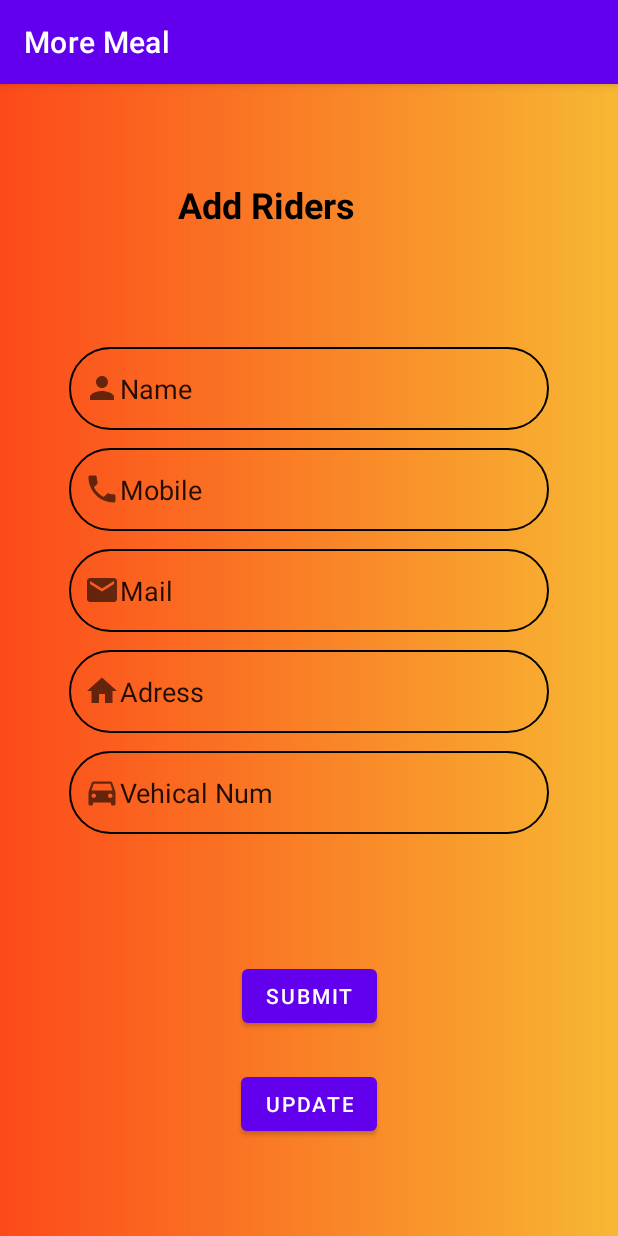
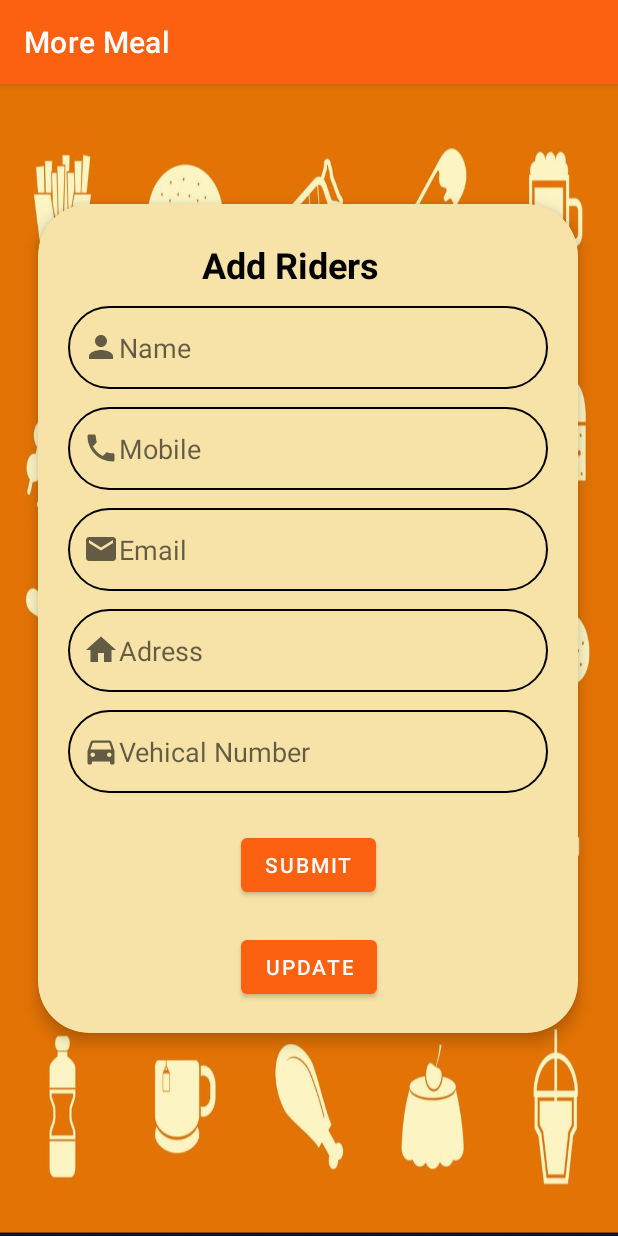
Before and after one commit to nethmaGallage/More-Meal-Food-Ordering-App, an Android app: the AddRiders screen opened directly, with no data from a screen before it, on a phone screen of 412 x 824 dp. Run offline under Robolectric (Android 15) with nearby library versions, the phone set to English and light mode, and no system bars; our stand-ins replace Firebase (no records; nobody signed in at launch, a user with empty details on screens opened directly).

Commit message:
Heshan's Mobile App Project 2021/05/07

```diff
--- a/app/build.gradle
+++ b/app/build.gradle
@@ -1,5 +1,6 @@
 plugins {
     id 'com.android.application'
+    id 'com.google.gms.google-services'
 }
 
 android {
@@ -33,6 +34,7 @@ dependencies {
     implementation 'androidx.appcompat:appcompat:1.2.0'
     implementation 'com.google.android.material:material:1.3.0'
     implementation 'androidx.constraintlayout:constraintlayout:2.0.4'
+    implementation 'com.google.firebase:firebase-database:19.7.0'
     testImplementation 'junit:junit:4.+'
     androidTestImplementation 'androidx.test.ext:junit:1.1.2'
     androidTestImplementation 'androidx.test.espresso:espresso-core:3.3.0'
--- a/app/src/main/java/com/example/moremeal/AddRiders.java
+++ b/app/src/main/java/com/example/moremeal/AddRiders.java
@@ -2,13 +2,82 @@ package com.example.moremeal;
 
 import androidx.appcompat.app.AppCompatActivity;
 
+import android.annotation.SuppressLint;
+import android.content.Intent;
 import android.os.Bundle;
+import android.text.TextUtils;
+import android.view.View;
+import android.widget.Button;
+import android.widget.EditText;
+import android.widget.Toast;
+
+import com.google.android.material.textfield.TextInputLayout;
+import com.google.firebase.FirebaseApp;
+import com.google.firebase.database.DatabaseReference;
+import com.google.firebase.database.FirebaseDatabase;
 
 public class AddRiders extends AppCompatActivity {
+
+    //variables
+    EditText name, mobile ,email, address, vehNumber;
+    Button subBtn , UpdBtn;
+
+    DatabaseReference reference;
+    AddRiderdb Ri;
+
 
     @Override
     protected void onCreate(Bundle savedInstanceState) {
         super.onCreate(savedInstanceState);
         setContentView(R.layout.activity_add_riders);
+
+        name = findViewById(R.id.txtName);
+        mobile = findViewById(R.id.txtMobile);
+        email =findViewById(R.id.txtEmail);
+        address=findViewById(R.id.txtAdress);
+        vehNumber = findViewById(R.id.txtVehicle);
+        subBtn = findViewById(R.id.btnSubmit);
+
+        Ri = new AddRiderdb();
+
+        subBtn.setOnClickListener(new View.OnClickListener() {
+
+            @Override
+            public void onClick(View v) {
+                //intent
+
+                reference = FirebaseDatabase.getInstance().getReference().child("AddRiders");
+
+
+                    if (TextUtils.isEmpty(name.getText().toString()))
+                        Toast.makeText(getApplicationContext(),  "Please enter the Name " , Toast.LENGTH_SHORT).show();
+                    else if (TextUtils.isEmpty(mobile.getText().toString()))
+                        Toast.makeText(getApplicationContext(), "Please enter the Mobile " , Toast.LENGTH_SHORT).show();
+                    else if (TextUtils.isEmpty(email.getText().toString()))
+                        Toast.makeText(getApplicationContext(), "Please enter the " , Toast.LENGTH_SHORT).show();
+                    else if (TextUtils.isEmpty(address.getText().toString()))
+                        Toast.makeText(getApplicationContext(),  "Please enter the " , Toast.LENGTH_SHORT).show();
+                    else if (TextUtils.isEmpty(vehNumber.getText().toString()))
+                        Toast.makeText(getApplicationContext(),  "Please enter the " , Toast.LENGTH_SHORT).show();
+                    else {
+
+
+                        Ri.setName(name.getText().toString().trim());
+                        Ri.setAddress(address.getText().toString().trim());
+                        Ri.setEmail(email.getText().toString().trim());
+                        Ri.setVehicleNum(vehNumber.getText().toString().trim());
+                        Ri.setMobile(mobile.getText().toString().trim());
+
+                        reference.push().setValue(Ri);
+                        Toast.makeText(getApplicationContext(), "Added Successfull!..", Toast.LENGTH_SHORT).show();
+
+                        /// intent start
+                        Intent h= new Intent(getApplicationContext(),AddRiderTable.class);
+                        startActivity(h);
+                    }
+            }
+
+            });
+
     }
 }
--- a/app/src/main/res/drawable/btn.xml
+++ b/app/src/main/res/drawable/btn.xml
@@ -1,8 +1,10 @@
 <?xml version="1.0" encoding="utf-8"?>
 <shape xmlns:android="http://schemas.android.com/apk/res/android" android:shape="rectangle">
 
-        <stroke android:color="@color/black" android:width="10dp"></stroke>
-        <corners android:radius="10dp"></corners>
+        <stroke android:color="@color/black" android:width="4dp"></stroke>
+        <corners android:radius="20dp"></corners>
+        <gradient android:centerColor="@color/black"></gradient>
+
 
 
 
--- a/app/src/main/res/layout/activity_add_riders.xml
+++ b/app/src/main/res/layout/activity_add_riders.xml
@@ -4,124 +4,149 @@
     xmlns:tools="http://schemas.android.com/tools"
     android:layout_width="match_parent"
     android:layout_height="match_parent"
-    android:background="@drawable/background"
+    android:background="@drawable/back"
     tools:context=".AddRiders">
+
+
+    <androidx.cardview.widget.CardView
+        android:id="@+id/cardView"
+        android:layout_width="wrap_content"
+        android:layout_height="wrap_content"
+        android:layout_marginLeft="25dp"
+        android:layout_marginTop="80dp"
+        app:cardBackgroundColor="@color/yellow"
+        app:cardCornerRadius="34dp"
+        app:cardElevation="6dp"
+        app:layout_constraintStart_toStartOf="parent"
+        app:layout_constraintTop_toTopOf="parent">
+
+        <androidx.constraintlayout.widget.ConstraintLayout
+            android:layout_width="match_parent"
+            android:layout_height="match_parent"
+            android:padding="20dp">
+
 
             <TextView
                 android:id="@+id/txtRider"
-        android:layout_width="175dp"
-        android:layout_height="71dp"
-        android:layout_marginTop="64dp"
+                android:layout_width="171dp"
+                android:layout_height="44dp"
+                android:layout_marginTop="4dp"
                 android:text="Add Riders"
                 android:textColor="@color/black"
                 android:textSize="24sp"
                 android:textStyle="bold"
                 app:layout_constraintEnd_toEndOf="parent"
+                app:layout_constraintHorizontal_bias="0.6"
                 app:layout_constraintStart_toStartOf="parent"
                 app:layout_constraintTop_toTopOf="parent" />
 
             <EditText
-        android:id="@+id/editTextTextPersonName"
+                android:id="@+id/txtName"
                 android:layout_width="320dp"
                 android:layout_height="55dp"
-        android:layout_marginTop="40dp"
                 android:background="@drawable/button"
                 android:drawableLeft="@drawable/ic_baseline_person_24"
                 android:ems="10"
+                android:hint="Name"
                 android:inputType="textPersonName"
                 android:padding="10dp"
                 android:paddingLeft="20dp"
-        android:text="Name"
                 android:textSize="18sp"
                 app:layout_constraintEnd_toEndOf="parent"
+                app:layout_constraintHorizontal_bias="1.0"
                 app:layout_constraintStart_toStartOf="parent"
                 app:layout_constraintTop_toBottomOf="@+id/txtRider" />
 
             <EditText
-        android:id="@+id/editTextTextPersonName2"
+                android:id="@+id/txtMobile"
                 android:layout_width="320dp"
                 android:layout_height="55dp"
                 android:layout_marginTop="12dp"
                 android:background="@drawable/button"
                 android:drawableLeft="@drawable/ic_baseline_phone_24"
                 android:ems="10"
+                android:hint="Mobile"
                 android:inputType="textPersonName"
                 android:padding="10dp"
                 android:paddingLeft="0dp"
-        android:text="Mobile"
                 android:textSize="18sp"
                 app:layout_constraintEnd_toEndOf="parent"
                 app:layout_constraintStart_toStartOf="parent"
-        app:layout_constraintTop_toBottomOf="@+id/editTextTextPersonName" />
+                app:layout_constraintTop_toBottomOf="@+id/txtName" />
 
             <EditText
-        android:id="@+id/editTextTextPersonName3"
+                android:id="@+id/txtVehicle"
                 android:layout_width="320dp"
                 android:layout_height="55dp"
                 android:layout_marginTop="12dp"
                 android:background="@drawable/button"
                 android:drawableLeft="@drawable/ic_baseline_directions_car_24"
                 android:ems="10"
+                android:hint="Vehical Number"
                 android:inputType="textPersonName"
                 android:padding="10dp"
                 android:paddingLeft="0dp"
-        android:text="Vehical Num"
                 android:textSize="18sp"
                 app:layout_constraintEnd_toEndOf="parent"
                 app:layout_constraintStart_toStartOf="parent"
-        app:layout_constraintTop_toBottomOf="@+id/editTextTextPersonName5" />
+                app:layout_constraintTop_toBottomOf="@+id/txtAdress" />
 
             <EditText
-        android:id="@+id/editTextTextPersonName4"
+                android:id="@+id/txtEmail"
                 android:layout_width="320dp"
                 android:layout_height="55dp"
                 android:layout_marginTop="12dp"
                 android:background="@drawable/button"
                 android:drawableLeft="@drawable/ic_baseline_email_24"
                 android:ems="10"
+                android:hint="Email"
                 android:inputType="textPersonName"
                 android:padding="10dp"
                 android:paddingLeft="0dp"
-        android:text="Mail"
                 android:textSize="18sp"
                 app:layout_constraintEnd_toEndOf="parent"
                 app:layout_constraintStart_toStartOf="parent"
-        app:layout_constraintTop_toBottomOf="@+id/editTextTextPersonName2" />
+                app:layout_constraintTop_toBottomOf="@+id/txtMobile" />
 
             <EditText
-        android:id="@+id/editTextTextPersonName5"
+                android:id="@+id/txtAdress"
                 android:layout_width="320dp"
                 android:layout_height="55dp"
                 android:layout_marginTop="12dp"
                 android:background="@drawable/button"
                 android:drawableLeft="@drawable/ic_baseline_home_24"
                 android:ems="10"
+                android:hint="Adress"
                 android:inputType="textPersonName"
                 android:padding="10dp"
                 android:paddingLeft="0dp"
-        android:text="Adress"
                 android:textSize="18sp"
                 app:layout_constraintEnd_toEndOf="parent"
                 app:layout_constraintStart_toStartOf="parent"
-        app:layout_constraintTop_toBottomOf="@+id/editTextTextPersonName4" />
+                app:layout_constraintTop_toBottomOf="@+id/txtEmail" />
 
             <Button
                 android:id="@+id/btnSubmit"
                 android:layout_width="wrap_content"
                 android:layout_height="wrap_content"
-        android:layout_marginBottom="136dp"
+                android:layout_marginTop="24dp"
                 android:text="Submit"
-        app:layout_constraintBottom_toBottomOf="parent"
                 app:layout_constraintEnd_toEndOf="parent"
-        app:layout_constraintStart_toStartOf="parent" />
+                app:layout_constraintStart_toStartOf="parent"
+                app:layout_constraintTop_toBottomOf="@+id/txtVehicle" />
 
             <Button
                 android:id="@+id/btnUpdate"
                 android:layout_width="wrap_content"
                 android:layout_height="wrap_content"
-        android:layout_marginBottom="64dp"
+                android:layout_marginTop="20dp"
                 android:text="Update"
-        app:layout_constraintBottom_toBottomOf="parent"
-        app:layout_constraintEnd_toEndOf="parent"
-        app:layout_constraintStart_toStartOf="parent" />
+                app:layout_constraintStart_toStartOf="@+id/btnSubmit"
+                app:layout_constraintTop_toBottomOf="@+id/btnSubmit" />
+
         </androidx.constraintlayout.widget.ConstraintLayout>
+
+    </androidx.cardview.widget.CardView>
+
+
+</androidx.constraintlayout.widget.ConstraintLayout>
--- a/app/src/main/res/values/colors.xml
+++ b/app/src/main/res/values/colors.xml
@@ -7,4 +7,8 @@
     <color name="teal_700">#FF018786</color>
     <color name="black">#FF000000</color>
     <color name="white">#FFFFFFFF</color>
+    <color name="transparent">#00F44336</color>
+    <color name="Orange">#FC6011</color>
+    <color name="Dark_Orange">#CC4906</color>
+    <color name="yellow">#F7E3A7</color>
 </resources>
--- a/app/src/main/res/values/themes.xml
+++ b/app/src/main/res/values/themes.xml
@@ -2,8 +2,8 @@
     <!-- Base application theme. -->
     <style name="Theme.MoreMeal" parent="Theme.MaterialComponents.DayNight.DarkActionBar">
         <!-- Primary brand color. -->
-        <item name="colorPrimary">@color/purple_500</item>
-        <item name="colorPrimaryVariant">@color/purple_700</item>
+        <item name="colorPrimary">@color/Orange</item>
+        <item name="colorPrimaryVariant">@color/Dark_Orange</item>
         <item name="colorOnPrimary">@color/white</item>
         <!-- Secondary brand color. -->
         <item name="colorSecondary">@color/teal_200</item>
--- a/build.gradle
+++ b/build.gradle
@@ -6,6 +6,7 @@ buildscript {
     }
     dependencies {
         classpath "com.android.tools.build:gradle:4.1.3"
+        classpath 'com.google.gms:google-services:4.3.5'
 
         // NOTE: Do not place your application dependencies here; they belong
         // in the individual module build.gradle files
```
Also changed, not shown: app/src/main/AndroidManifest.xml (+3 -4 lines), app/src/main/java/com/example/moremeal/AddRiderTable.java (added, +14 -0 lines), app/src/main/java/com/example/moremeal/AddRiderdb.java (added, +50 -0 lines), app/src/main/res/layout/activity_add_rider_table.xml (added, +17 -0 lines), app/src/main/res/layout/activity_main.xml (+5 -4 lines), 1 other file. Lines whose indentation alone changed are shown as unchanged.
